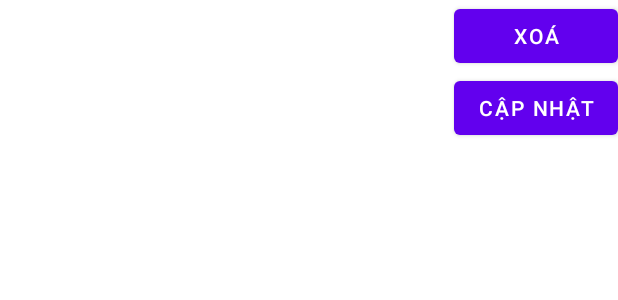
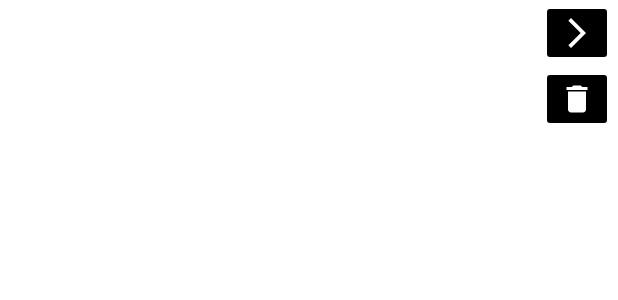
Before and after one commit to nhom11-Android/doAnGiuaKy, an Android app: the layout cong_trinh_custom_listview.xml on its own in the app's theme, with its tools: preview values and no code run, on a phone screen of 412 x 824 dp. Shown: the top 300 px of the screen. Run offline under Robolectric (Android 15) with nearby library versions, the phone set to English and light mode, and no system bars.

```diff
--- a/doAn/app/src/main/AndroidManifest.xml
+++ b/doAn/app/src/main/AndroidManifest.xml
@@ -25,6 +25,7 @@
                 <category android:name="android.intent.category.LAUNCHER" />
             </intent-filter>
         </activity>
+        <activity android:name=".ChiTietCongTrinh" />
     </application>
 
 </manifest>
--- /dev/null
+++ b/doAn/app/src/main/res/drawable/delete_vector.xml
@@ -0,0 +1,5 @@
+<vector android:height="24dp" android:tint="#FFFFFF"
+    android:viewportHeight="24" android:viewportWidth="24"
+    android:width="24dp" xmlns:android="http://schemas.android.com/apk/res/android">
+    <path android:fillColor="@android:color/white" android:pathData="M6,19c0,1.1 0.9,2 2,2h8c1.1,0 2,-0.9 2,-2V7H6v12zM19,4h-3.5l-1,-1h-5l-1,1H5v2h14V4z"/>
+</vector>
--- /dev/null
+++ b/doAn/app/src/main/res/drawable/details_vector.xml
@@ -0,0 +1,5 @@
+<vector android:autoMirrored="true" android:height="24dp"
+    android:tint="#FFFFFF" android:viewportHeight="24"
+    android:viewportWidth="24" android:width="24dp" xmlns:android="http://schemas.android.com/apk/res/android">
+    <path android:fillColor="@android:color/white" android:pathData="M6.23,20.23l1.77,1.77l10,-10l-10,-10l-1.77,1.77l8.23,8.23z"/>
+</vector>
--- /dev/null
+++ b/doAn/app/src/main/res/drawable/done_edit_vector.xml
@@ -0,0 +1,5 @@
+<vector android:height="24dp" android:tint="#1F3826"
+    android:viewportHeight="24" android:viewportWidth="24"
+    android:width="24dp" xmlns:android="http://schemas.android.com/apk/res/android">
+    <path android:fillColor="@android:color/white" android:pathData="M9,16.2L4.8,12l-1.4,1.4L9,19 21,7l-1.4,-1.4L9,16.2z"/>
+</vector>
--- /dev/null
+++ b/doAn/app/src/main/res/drawable/edit_vector.xml
@@ -0,0 +1,5 @@
+<vector android:height="24dp" android:tint="#1F3826"
+    android:viewportHeight="24" android:viewportWidth="24"
+    android:width="24dp" xmlns:android="http://schemas.android.com/apk/res/android">
+    <path android:fillColor="@android:color/white" android:pathData="M3,17.25V21h3.75L17.81,9.94l-3.75,-3.75L3,17.25zM20.71,7.04c0.39,-0.39 0.39,-1.02 0,-1.41l-2.34,-2.34c-0.39,-0.39 -1.02,-0.39 -1.41,0l-1.83,1.83 3.75,3.75 1.83,-1.83z"/>
+</vector>
--- /dev/null
+++ b/doAn/app/src/main/res/drawable/print_vector.xml
@@ -0,0 +1,5 @@
+<vector android:height="24dp" android:tint="#1F3826"
+    android:viewportHeight="24" android:viewportWidth="24"
+    android:width="24dp" xmlns:android="http://schemas.android.com/apk/res/android">
+    <path android:fillColor="@android:color/white" android:pathData="M19,8L5,8c-1.66,0 -3,1.34 -3,3v6h4v4h12v-4h4v-6c0,-1.66 -1.34,-3 -3,-3zM16,19L8,19v-5h8v5zM19,12c-0.55,0 -1,-0.45 -1,-1s0.45,-1 1,-1 1,0.45 1,1 -0.45,1 -1,1zM18,3L6,3v4h12L18,3z"/>
+</vector>
--- a/doAn/app/src/main/res/layout/cong_trinh_custom_listview.xml
+++ b/doAn/app/src/main/res/layout/cong_trinh_custom_listview.xml
@@ -1,44 +1,51 @@
 <?xml version="1.0" encoding="utf-8"?>
-<TableLayout xmlns:android="http://schemas.android.com/apk/res/android"
+<LinearLayout xmlns:android="http://schemas.android.com/apk/res/android"
     xmlns:app="http://schemas.android.com/apk/res-auto"
     xmlns:tools="http://schemas.android.com/tools"
     android:layout_width="match_parent"
-    android:layout_height="match_parent">
+    android:layout_height="wrap_content"
+    android:orientation="horizontal"
+    android:baselineAligned="false">
 
-    <TableRow
+    <LinearLayout
         android:layout_width="match_parent"
-        android:layout_height="match_parent">
+        android:layout_height="match_parent"
+        android:layout_weight="1"
+        android:orientation="vertical">
 
         <TextView
             android:id="@+id/tenCongTrinhTv_CTLV"
             android:layout_width="match_parent"
-            android:layout_height="match_parent"
-            android:layout_column="0"
-
-            android:layout_weight="1"
-            android:textSize="20dp" />
-
-        <Button
-            android:id="@+id/xoaBtn_CTLV"
-            android:layout_column="1"
-            android:text="Xoá" />
-    </TableRow>
-
-    <TableRow
-        android:layout_width="match_parent"
-        android:layout_height="match_parent">
-
+            android:layout_height="wrap_content"
+            android:textSize="20sp" />
         <TextView
             android:id="@+id/diaChiCongTrinhTv_CTLV"
             android:layout_width="match_parent"
-            android:layout_height="match_parent"
-            android:layout_weight="1"
-            android:textSize="20dp" />
+            android:layout_height="wrap_content"
+            android:textSize="20sp" />
 
-        <Button
-            android:id="@+id/capNhatBtn_CTLV"
-            android:layout_column="1"
-            android:text="Cập nhật" />
-    </TableRow>
+    </LinearLayout>
 
-</TableLayout>
+    <LinearLayout
+        android:layout_width="match_parent"
+        android:layout_height="match_parent"
+        android:layout_weight="7"
+        android:orientation="vertical">
+        <ImageButton
+            android:layout_width="wrap_content"
+            android:layout_height="wrap_content"
+            android:src="@drawable/details_vector"
+            android:id="@+id/chiTietBtn_CTLV"
+            android:backgroundTint="@color/black"
+            android:contentDescription="xem chi tiết công trình" />
+
+        <ImageButton
+            android:layout_width="wrap_content"
+            android:layout_height="wrap_content"
+            android:id="@+id/xoaBtn_CTLV"
+            android:src="@drawable/delete_vector"
+            android:backgroundTint="@color/black"
+            android:contentDescription="xoá công trình" />
+    </LinearLayout>
+
+</LinearLayout>
```
Also changed, not shown: doAn/app/src/main/java/com/buoi2/quanlyvanchuyen/CSDLVanChuyen.java (+8 -2 lines), doAn/app/src/main/java/com/buoi2/quanlyvanchuyen/ChiTietCongTrinh.java (added, +126 -0 lines), doAn/app/src/main/java/com/buoi2/quanlyvanchuyen/CongTrinhAdapter.java (+46 -3 lines), doAn/app/src/main/java/com/buoi2/quanlyvanchuyen/DAO/CongTrinhDAO.java (+36 -7 lines), doAn/app/src/main/java/com/buoi2/quanlyvanchuyen/DAO/PhieuVanChuyenDAO.java (+34 -1 lines), doAn/app/src/main/java/com/buoi2/quanlyvanchuyen/DanhSachCongTrinh.java (+28 -11 lines), doAn/app/src/main/java/com/buoi2/quanlyvanchuyen/PhieuVanChuyenAdapter.java (added, +56 -0 lines), doAn/app/src/main/java/com/buoi2/quanlyvanchuyen/XemCongTrinh.java (deleted, +0 -26 lines), doAn/app/src/main/java/com/buoi2/quanlyvanchuyen/bean/CongTrinh.java (+7 -3 lines), doAn/app/src/main/java/com/buoi2/quanlyvanchuyen/bean/PhieuVanChuyen.java (+7 -8 lines), doAn/app/src/main/res/layout/activity_chi_tiet_cong_trinh.xml (added, +83 -0 lines), doAn/app/src/main/res/layout/activity_xem_cong_trinh.xml (deleted, +0 -111 lines), doAn/app/src/main/res/layout/danh_sach_phieu_van_chuyen_custom_listview.xml (added, +24 -0 lines).
